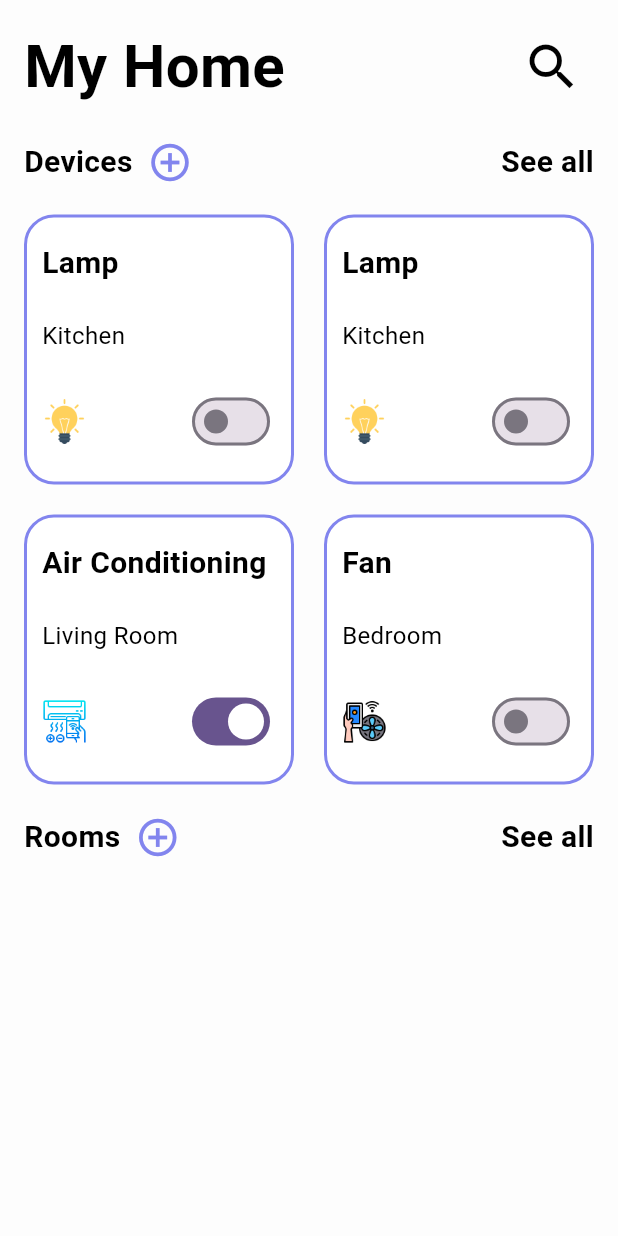
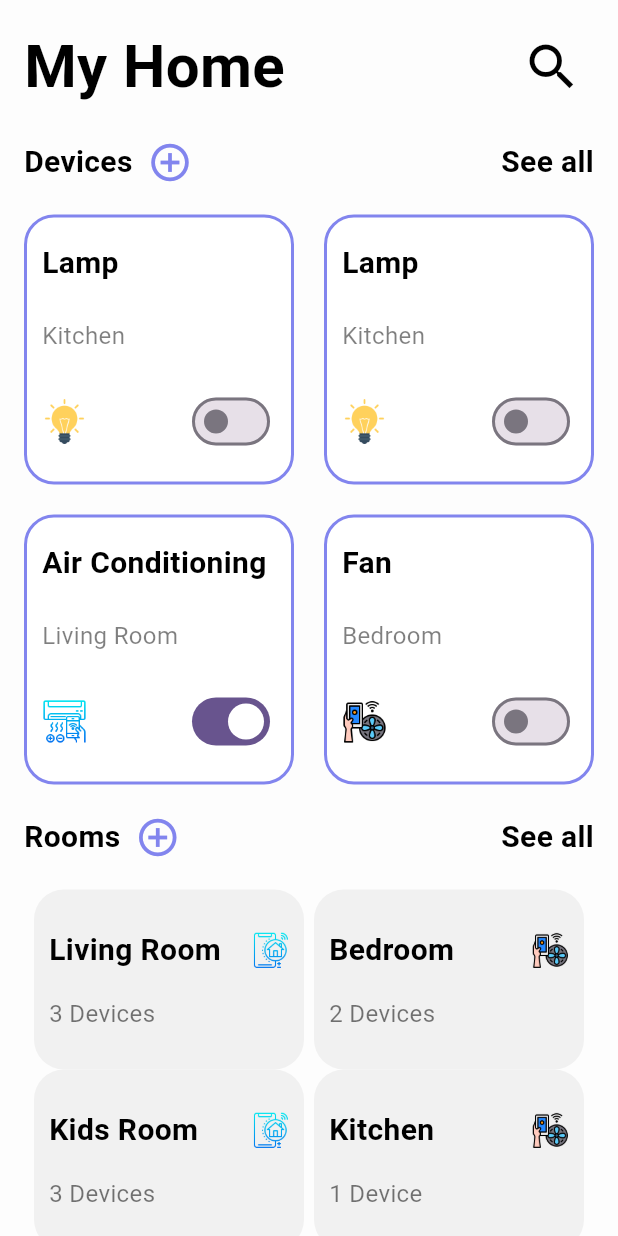
Before and after one commit to AhmedMahmoud2024/radial_slidebar, a Flutter app: the screen it shows after launch, on a phone screen of 412 x 824 dp. Run offline on Flutter 3.47's test engine with Material 3 defaults, Android fonts, the phone set to English and light mode, and no system bars.

Commit message:
i finshed the home screen ui implementatio

```diff
--- a/lib/screens/home_screen.dart
+++ b/lib/screens/home_screen.dart
@@ -1,5 +1,7 @@
 import 'package:flutter/material.dart';
 import 'package:flutter_radial_slider/widgets/device_container.dart';
+
+import '../widgets/room_container.dart';
 
 class HomeScreen extends StatefulWidget {
   const HomeScreen({super.key});
@@ -157,6 +159,42 @@ List<DeviceContainerModel>deviceModel=[
 
                 ],
               ),
+              const SizedBox(height: 20),
+     Row(
+      mainAxisAlignment: MainAxisAlignment.spaceEvenly,
+      children: [
+        RoomContainer(
+          title: 'Living Room',
+          subtitle: '3 Devices',
+          iconPath: 'assets/home.png',
+          width: 180,
+        ),
+        RoomContainer(
+          title: 'Bedroom',
+          subtitle: '2 Devices',
+          iconPath: 'assets/fan.png',
+          width: 180,
+        ),
+      ],
+     )
+,
+  Row(
+      mainAxisAlignment: MainAxisAlignment.spaceEvenly,
+      children: [
+        RoomContainer(
+          title: 'Kids Room',
+          subtitle: '3 Devices',
+          iconPath: 'assets/home.png',
+          width: 180,
+        ),
+        RoomContainer(
+          title: 'Kitchen',
+          subtitle: '1 Device',
+          iconPath: 'assets/fan.png',
+          width: 180,
+        ),
+      ],
+     )
             ],
           ),
         ),
--- a/lib/widgets/device_container.dart
+++ b/lib/widgets/device_container.dart
@@ -56,9 +56,9 @@ class _DeviceContainerState extends State<DeviceContainer> {
           const SizedBox(height: 10,),
   Text(
             widget.model.subtitle,
-            style: const TextStyle(
+            style:  TextStyle(
               fontSize: 16,
-              color: Colors.black,
+              color: Colors.black.withOpacity(0.5),
               fontWeight: FontWeight.w400
             ),
           ),
--- /dev/null
+++ b/lib/widgets/room_container.dart
@@ -0,0 +1,54 @@
+import 'package:flutter/material.dart';
+
+class RoomContainer extends StatelessWidget {
+  final String title;
+  final String subtitle;
+  final String iconPath;
+  final double width;
+
+  const RoomContainer({super.key, required this.title, required this.subtitle, required this.iconPath, required this.width});
+
+  @override
+  Widget build(BuildContext context) {
+    return Container(
+      height: width/1.5,
+      width: width,
+      padding: const EdgeInsets.all(10),
+      decoration: BoxDecoration(
+        color: Color(0xFFF1F1F1),
+        borderRadius: BorderRadius.circular(20)
+      ),
+      child: Column(
+        crossAxisAlignment: CrossAxisAlignment.start,
+        mainAxisAlignment: MainAxisAlignment.spaceEvenly,
+        children: [
+          Row(
+            mainAxisAlignment: MainAxisAlignment.spaceBetween,
+            children: [
+              Text(
+                title,
+                style: TextStyle(
+                  fontSize: 20,
+                  fontWeight: FontWeight.w600,
+                  color: Colors.black
+                ),
+              ),
+              Image.asset(
+                iconPath,
+                height: 25,
+              )
+            ],
+          ),
+             Text(
+                subtitle,
+                style: TextStyle(
+                  fontSize: 16,
+                  fontWeight: FontWeight.w400,
+                  color: Colors.black54
+                ),
+              )
+        ],
+      ),
+    );
+  }
+}
```
